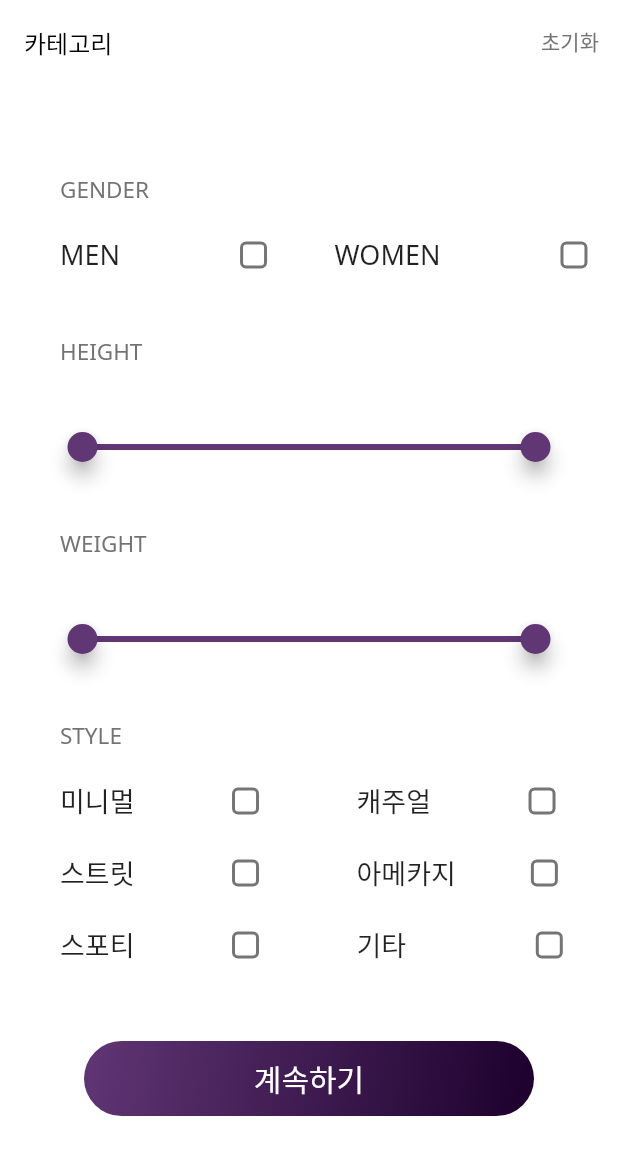
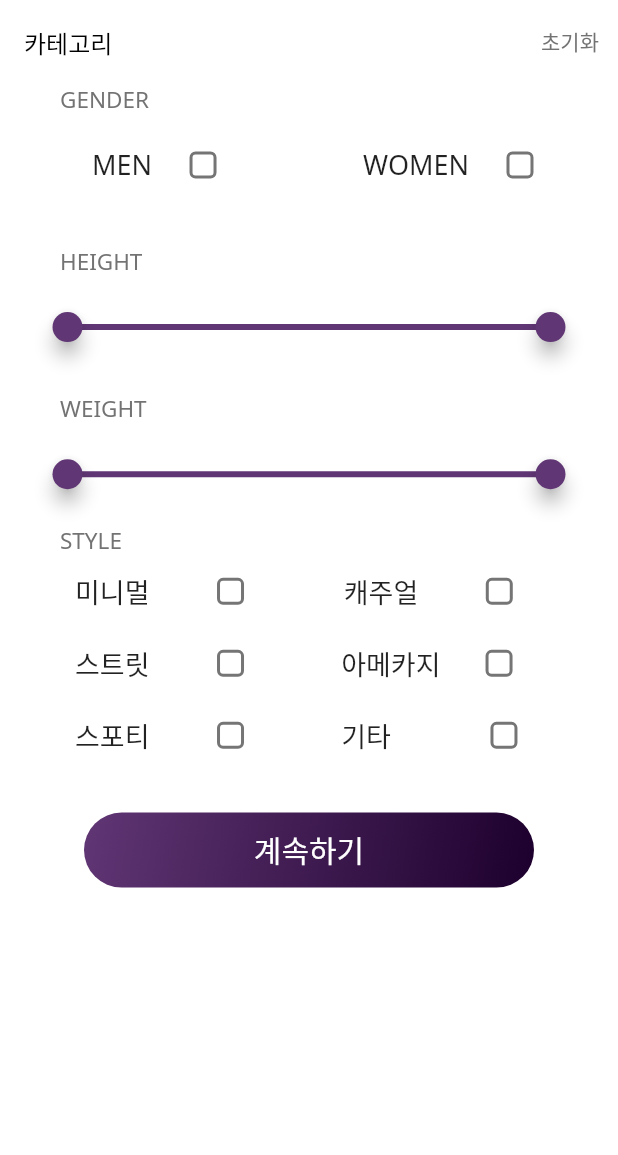
Before and after one commit to Team-WHITEBOX/HowLook-FrontEnd, a Flutter app: the CategoryScreen widget shown alone on an empty page, opened directly, on a phone screen of 412 x 824 dp. Shown: the top 1155 px of the screen. Run offline on Flutter 3.47's test engine with Material 2 defaults, Android fonts, the phone set to English and light mode, and no system bars; our stand-ins replace dio, flutter_datetime_picker, flutter_secure_storage; accounts and stored records are empty.

Commit message:
main_feed, category size 조정
메인피드 사진 추가 및 기기별로 카테고리 사이즈 대응가능하게 코딩

```diff
--- a/lib/feed/view/main_feed_category.dart
+++ b/lib/feed/view/main_feed_category.dart
@@ -130,6 +130,7 @@ class _CategoryScreen extends State<CategoryScreen> {
           ),
         ),
       ],
+      child: SingleChildScrollView(
         child: SafeArea(
           top: true,
           bottom: false,
@@ -166,7 +167,7 @@ class _CategoryScreen extends State<CategoryScreen> {
                     Row(
                       children: [
                         SizedBox(
-                        width: 30,
+                          width: 20,
                         ),
                         Text(
                           "MEN",
@@ -176,7 +177,7 @@ class _CategoryScreen extends State<CategoryScreen> {
                           ),
                         ),
                         SizedBox(
-                        width: 65,
+                          width: 10,
                         ),
                         Checkbox(
                           value: this.isMenChecked,
@@ -197,7 +198,7 @@ class _CategoryScreen extends State<CategoryScreen> {
                     Row(
                       children: [
                         const SizedBox(
-                        width: 30,
+                          width: 20,
                         ),
                         Text(
                           "WOMEN",
@@ -207,7 +208,7 @@ class _CategoryScreen extends State<CategoryScreen> {
                           ),
                         ),
                         const SizedBox(
-                        width: 65,
+                          width: 10,
                         ),
                         Checkbox(
                           value: this.isWomenChecked,
@@ -249,13 +250,13 @@ class _CategoryScreen extends State<CategoryScreen> {
                     ),
                   ],
                 ),
-              const SizedBox(
-                height: 10,
+                SizedBox(
+                  height: MediaQuery.of(context).size.height / 10000,
                 ),
                 // ** 키 슬라이더 **
                 // 여기 슬라이더 코드
                 Padding(
-                padding: const EdgeInsets.all(20.0),
+                  padding: const EdgeInsets.all(10.0),
                   child: SliderTheme(
                     data: SliderThemeData(
                       inactiveTrackColor: Colors.black54,
@@ -310,13 +311,13 @@ class _CategoryScreen extends State<CategoryScreen> {
                     ),
                   ],
                 ),
-              const SizedBox(
-                height: 10,
+                SizedBox(
+                  height: MediaQuery.of(context).size.height / 10000,
                 ),
                 // ** 몸무게 슬라이더 **
                 // 여기 슬라이더 코드
                 Padding(
-                padding: const EdgeInsets.all(20.0),
+                  padding: const EdgeInsets.all(10.0),
                   child: SliderTheme(
                     data: SliderThemeData(
                       inactiveTrackColor: Colors.black54,
@@ -349,9 +350,7 @@ class _CategoryScreen extends State<CategoryScreen> {
                     ),
                   ),
                 ),
-              const SizedBox(
-                height: 10,
-              ),
+
 
                 // ******** 스타일 ********
                 // ** 스타일 텍스트 **
@@ -371,16 +370,16 @@ class _CategoryScreen extends State<CategoryScreen> {
                     ),
                   ],
                 ),
-              const SizedBox(
-                height: 10,
+                SizedBox(
+                  height: MediaQuery.of(context).size.height / 10000,
                 ),
                 // ** 스타일 체크박스 **
                 Column(
-                mainAxisAlignment: MainAxisAlignment.start,
+                  mainAxisAlignment: MainAxisAlignment.center,
                   children: [
                       Row(
                         children: <Widget>[
-                      const SizedBox(width: 30),
+                          const SizedBox(width: 40),
                           Text(
                             "미니멀",
                             style: TextStyle(
@@ -389,7 +388,7 @@ class _CategoryScreen extends State<CategoryScreen> {
                             ),
                           ),
                           const SizedBox(
-                        width: 50,
+                            width: 30,
                           ),
                           Checkbox(
                             value: this.isMinimalChecked,
@@ -402,8 +401,8 @@ class _CategoryScreen extends State<CategoryScreen> {
                               });
                             },
                           ),
-                      const SizedBox(
-                        width: 50,
+                          SizedBox(
+                            width: MediaQuery.of(context).size.width / 8,
                           ),
                           Text(
                             "캐주얼",
@@ -413,7 +412,7 @@ class _CategoryScreen extends State<CategoryScreen> {
                             ),
                           ),
                           const SizedBox(
-                        width: 50,
+                            width: 30,
                           ),
                           Checkbox(
                             value: this.isCasualChecked,
@@ -431,7 +430,7 @@ class _CategoryScreen extends State<CategoryScreen> {
                       Row(
                         children: <Widget>[
                           const SizedBox(
-                        width: 30,
+                            width: 40,
                           ),
                           Text(
                             "스트릿",
@@ -441,7 +440,7 @@ class _CategoryScreen extends State<CategoryScreen> {
                             ),
                           ),
                           const SizedBox(
-                        width: 50,
+                            width: 30,
                           ),
                           Checkbox(
                             value: this.isStreetChecked,
@@ -454,8 +453,8 @@ class _CategoryScreen extends State<CategoryScreen> {
                               });
                             },
                           ),
-                      const SizedBox(
-                        width: 50,
+                          SizedBox(
+                            width: MediaQuery.of(context).size.width / 9 + 4,
                           ),
                           Text(
                             "아메카지",
@@ -465,7 +464,7 @@ class _CategoryScreen extends State<CategoryScreen> {
                             ),
                           ),
                           const SizedBox(
-                        width: 35,
+                            width: 15,
                           ),
                           Checkbox(
                             value: this.isAmericanCasualChecked,
@@ -483,7 +482,7 @@ class _CategoryScreen extends State<CategoryScreen> {
                       Row(
                         children: <Widget>[
                           const SizedBox(
-                        width: 30,
+                            width: 40,
                           ),
                           Text(
                             "스포티",
@@ -493,7 +492,7 @@ class _CategoryScreen extends State<CategoryScreen> {
                             ),
                           ),
                           const SizedBox(
-                        width: 50,
+                            width: 30,
                           ),
                           Checkbox(
                             value: this.isSportyChecked,
@@ -506,8 +505,8 @@ class _CategoryScreen extends State<CategoryScreen> {
                               });
                             },
                           ),
-                      const SizedBox(
-                        width: 50,
+                          SizedBox(
+                            width: MediaQuery.of(context).size.width / 9 + 4,
                           ),
                           Text(
                             "기타     ",
@@ -517,7 +516,7 @@ class _CategoryScreen extends State<CategoryScreen> {
                             ),
                           ),
                           const SizedBox(
-                        width: 48,
+                            width: 28,
                           ),
                           Checkbox(
                             value: this.isEtcChecked,
@@ -534,8 +533,8 @@ class _CategoryScreen extends State<CategoryScreen> {
                       ),
                   ],
                 ),
-              const SizedBox(
-                height: 40,
+                SizedBox(
+                  height: MediaQuery.of(context).size.height / 30,
                 ),
                 Row(
                   mainAxisAlignment: MainAxisAlignment.center,
@@ -564,6 +563,7 @@ class _CategoryScreen extends State<CategoryScreen> {
                             minimumSize: Size(300, 50),
                           ),
                           onPressed: () {
+                            print(MediaQuery.of(context).size.width);
                             Navigator.pop(
                               context,
                               Arguments(
@@ -595,10 +595,9 @@ class _CategoryScreen extends State<CategoryScreen> {
                     ),
                   ],
                 ),
-              const SizedBox(
-                height: 20,
+
+              ],
             ),
-            ],
           ),
         ),
       ),
--- a/pubspec.yaml
+++ b/pubspec.yaml
@@ -32,6 +32,7 @@ dependencies:
   flutter:
     sdk: flutter
   flutter_staggered_grid_view: ^0.6.2
+  kakao_flutter_sdk: ^1.2.2
 
 
   # The following adds the Cupertino Icons font to your application.
```
Also changed, not shown: lib/feed/component/main_feed_card.dart (+54 -4 lines), lib/feed/view/feed_upload.dart (added, +33 -0 lines), lib/feed/view/main_feed_screen.dart (+21 -3 lines). Lines whose indentation alone changed are shown as unchanged.
